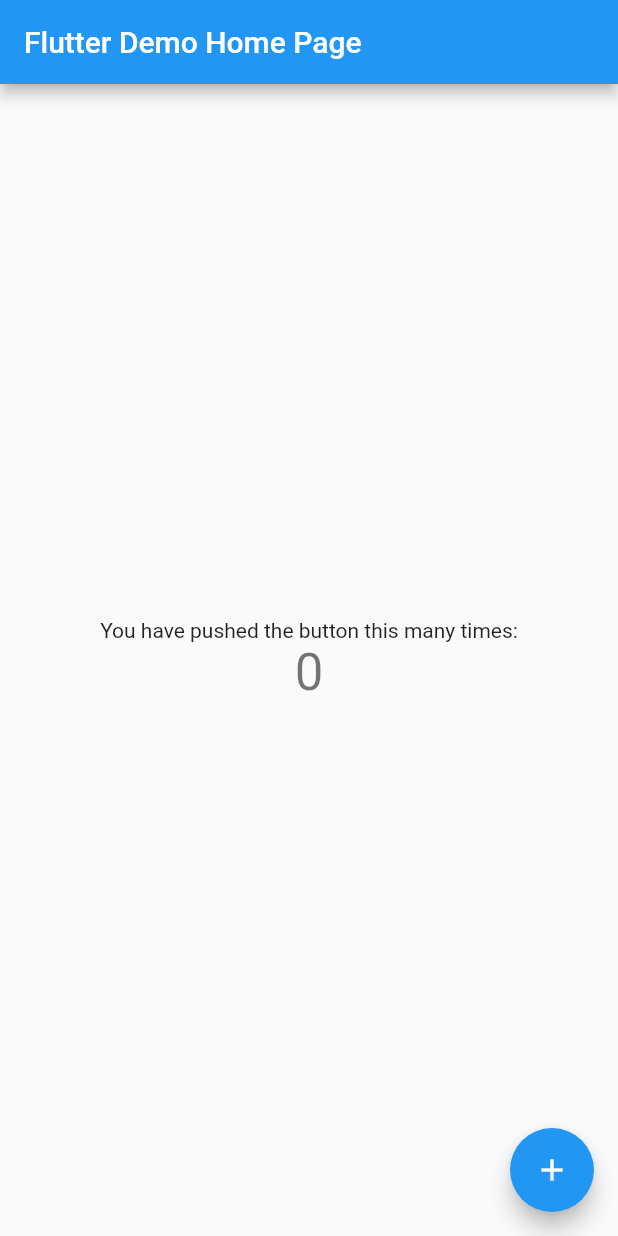
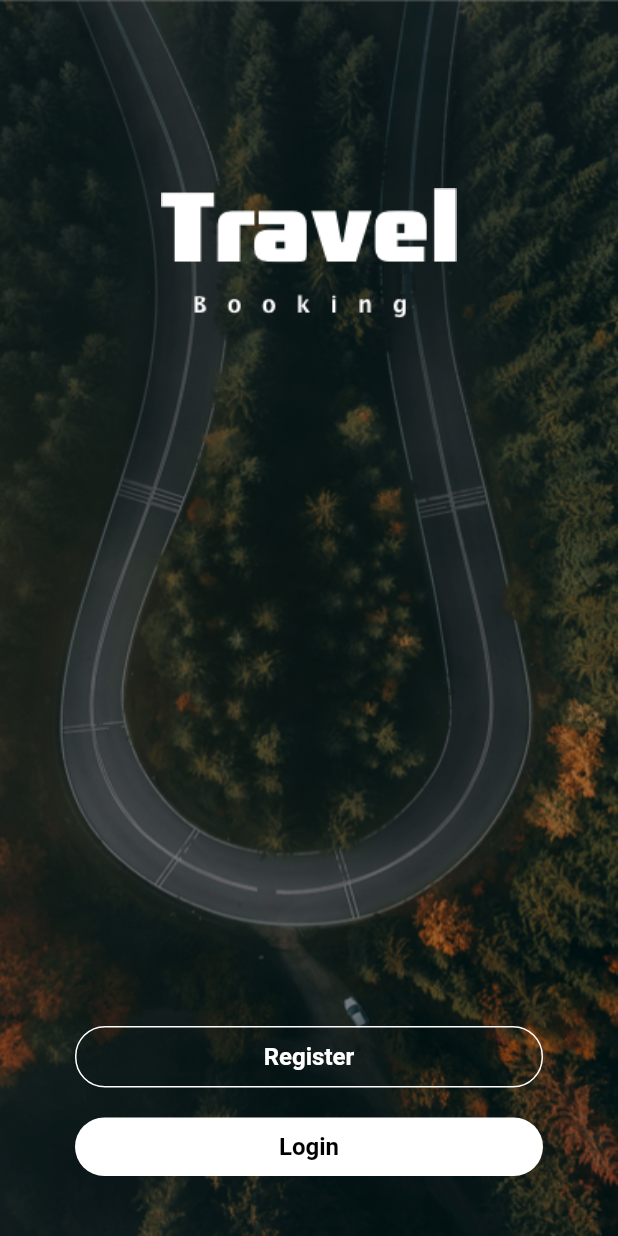
Before and after one commit to kavathiyatulsi/fluttercohort, a Flutter app: the screen it shows after launch, on a phone screen of 412 x 824 dp. Run offline on Flutter 3.47's test engine with Material 2 defaults, Android fonts, the phone set to English and light mode, and no system bars; Roboto replaces fonts that are missing (Poppins-SemiBold.ttf).

Commit message:
Create Splash,intro screen

```diff
--- a/lib/main.dart
+++ b/lib/main.dart
@@ -1,111 +1,17 @@
+import 'package:cohort_app/screen/splash_screen.dart';
+import 'package:cohort_app/theme/style.dart';
 import 'package:flutter/material.dart';
 
 void main() => runApp(MyApp());
 
 class MyApp extends StatelessWidget {
-  // This widget is the root of your application.
   @override
   Widget build(BuildContext context) {
     return MaterialApp(
+      debugShowCheckedModeBanner: false,
       title: 'Flutter Demo',
-      theme: ThemeData(
-        // This is the theme of your application.
-        //
-        // Try running your application with "flutter run". You'll see the
-        // application has a blue toolbar. Then, without quitting the app, try
-        // changing the primarySwatch below to Colors.green and then invoke
-        // "hot reload" (press "r" in the console where you ran "flutter run",
-        // or simply save your changes to "hot reload" in a Flutter IDE).
-        // Notice that the counter didn't reset back to zero; the application
-        // is not restarted.
-        primarySwatch: Colors.blue,
-      ),
-      home: MyHomePage(title: 'Flutter Demo Home Page'),
+      theme: themeData,
+      home: SplashScreen(),
     );
   }
 }
-
-class MyHomePage extends StatefulWidget {
-  MyHomePage({Key key, this.title}) : super(key: key);
-
-  // This widget is the home page of your application. It is stateful, meaning
-  // that it has a State object (defined below) that contains fields that affect
-  // how it looks.
-
-  // This class is the configuration for the state. It holds the values (in this
-  // case the title) provided by the parent (in this case the App widget) and
-  // used by the build method of the State. Fields in a Widget subclass are
-  // always marked "final".
-
-  final String title;
-
-  @override
-  _MyHomePageState createState() => _MyHomePageState();
-}
-
-class _MyHomePageState extends State<MyHomePage> {
-  int _counter = 0;
-
-  void _incrementCounter() {
-    setState(() {
-      // This call to setState tells the Flutter framework that something has
-      // changed in this State, which causes it to rerun the build method below
-      // so that the display can reflect the updated values. If we changed
-      // _counter without calling setState(), then the build method would not be
-      // called again, and so nothing would appear to happen.
-      _counter++;
-    });
-  }
-
-  @override
-  Widget build(BuildContext context) {
-    // This method is rerun every time setState is called, for instance as done
-    // by the _incrementCounter method above.
-    //
-    // The Flutter framework has been optimized to make rerunning build methods
-    // fast, so that you can just rebuild anything that needs updating rather
-    // than having to individually change instances of widgets.
-    return Scaffold(
-      appBar: AppBar(
-        // Here we take the value from the MyHomePage object that was created by
-        // the App.build method, and use it to set our appbar title.
-        title: Text(widget.title),
-      ),
-      body: Center(
-        // Center is a layout widget. It takes a single child and positions it
-        // in the middle of the parent.
-        child: Column(
-          // Column is also a layout widget. It takes a list of children and
-          // arranges them vertically. By default, it sizes itself to fit its
-          // children horizontally, and tries to be as tall as its parent.
-          //
-          // Invoke "debug painting" (press "p" in the console, choose the
-          // "Toggle Debug Paint" action from the Flutter Inspector in Android
-          // Studio, or the "Toggle Debug Paint" command in Visual Studio Code)
-          // to see the wireframe for each widget.
-          //
-          // Column has various properties to control how it sizes itself and
-          // how it positions its children. Here we use mainAxisAlignment to
-          // center the children vertically; the main axis here is the vertical
-          // axis because Columns are vertical (the cross axis would be
-          // horizontal).
-          mainAxisAlignment: MainAxisAlignment.center,
-          children: <Widget>[
-            Text(
-              'You have pushed the button this many times:',
-            ),
-            Text(
-              '$_counter',
-              style: Theme.of(context).textTheme.display1,
-            ),
-          ],
-        ),
-      ),
-      floatingActionButton: FloatingActionButton(
-        onPressed: _incrementCounter,
-        tooltip: 'Increment',
-        child: Icon(Icons.add),
-      ), // This trailing comma makes auto-formatting nicer for build methods.
-    );
-  }
-}
--- /dev/null
+++ b/lib/screen/intro_screen.dart
@@ -0,0 +1,68 @@
+import 'package:cohort_app/screen/login_screen.dart';
+import 'package:cohort_app/theme/color.dart';
+import 'package:cohort_app/theme/string.dart';
+import 'package:flutter/material.dart';
+
+class IntroScreen extends StatelessWidget {
+  @override
+  Widget build(BuildContext context) {
+    return Scaffold(
+      body: Stack(
+        children: <Widget>[
+          Container(
+            decoration: BoxDecoration(
+                image: new DecorationImage(
+                    image: new AssetImage(background), fit: BoxFit.fill)),
+          ),
+          Positioned(
+              right: 50.0,
+              left: 50.0,
+              top: 100.0,
+              child: Hero(
+                tag: background,
+                child: Image.asset(logo),
+              )),
+          Positioned(
+            bottom: 40.0,
+            right: 50.0,
+            left: 50.0,
+            child: Column(
+              children: <Widget>[
+                GestureDetector(
+                  onTap: () => Navigator.push(context,
+                      MaterialPageRoute(builder: (_) => LoginScreen())),
+                  child: Container(
+                    padding: EdgeInsets.all(10.0),
+                    alignment: Alignment.center,
+                    decoration: BoxDecoration(
+                        borderRadius: BorderRadius.circular(20.0),
+                        border: Border.all(width: 1.0, color: white)),
+                    child: Text(
+                      register,
+                      style:
+                          Theme.of(context).textTheme.body1.apply(color: white),
+                    ),
+                  ),
+                ),
+                SizedBox(
+                  height: 20.0,
+                ),
+                Container(
+                  padding: EdgeInsets.all(10.0),
+                  alignment: Alignment.center,
+                  decoration: BoxDecoration(
+                      borderRadius: BorderRadius.circular(20.0), color: white),
+                  child: Text(
+                    login,
+                    style:
+                        Theme.of(context).textTheme.body1.apply(color: black),
+                  ),
+                ),
+              ],
+            ),
+          )
+        ],
+      ),
+    );
+  }
+}
--- /dev/null
+++ b/lib/theme/color.dart
@@ -0,0 +1,7 @@
+import 'package:flutter/material.dart';
+
+Color white = Colors.white;
+Color black = Colors.black;
+Color red = Colors.red;
+Color gray = Colors.grey;
+Color blue =Color(0xFF494AFF);
--- /dev/null
+++ b/lib/theme/string.dart
@@ -0,0 +1,24 @@
+import 'package:flutter/material.dart';
+
+//images
+String background = 'assets/images/bg.png';
+String logo = 'assets/images/logo.png';
+String registerBackground = 'assets/images/register_bg.png';
+String loginBackground = 'assets/images/login_bg.png';
+
+//font
+String poppins = 'Poppins';
+String poppinsRegular = 'Poppins-Regular.ttf';
+String poppinsSemiBold = 'Poppins-SemiBold.ttf';
+String poppinsMedium = 'Poppins-Medium.ttf';
+
+//intro screen
+String register = 'Register';
+String login = 'Login';
+String welcome = 'Welcome';
+String singIn = 'Sign in to continue';
+String email = 'Email';
+String password = 'Password';
+String forgotPassword = 'Forgot password?';
+String donHaveAccount = 'Don\'t have an account?';
+String registerHere = 'Register here.';
--- /dev/null
+++ b/lib/theme/style.dart
@@ -0,0 +1,15 @@
+import 'package:cohort_app/theme/string.dart';
+import 'package:flutter/material.dart';
+
+import 'color.dart';
+
+ThemeData themeData = ThemeData(
+    primaryColor: black,
+    accentColor: white,
+    fontFamily: poppins,
+    textTheme: TextTheme(
+      body1:
+          TextStyle(fontSize: 16.0, color: white, fontFamily:poppinsSemiBold,fontWeight: FontWeight.w600),
+      body2:
+          TextStyle(fontSize: 16.0, color: white,fontFamily:poppinsMedium, fontWeight: FontWeight.w600),
+    ));
```
Also changed, not shown: lib/screen/splash_screen.dart (added, +42 -0 lines), lib/widget/raised_gradient_button.dart (added, +79 -0 lines), pubspec.yaml (+7 -4 lines), assets/images/bg.png (added), assets/images/login_bg.png (added), assets/images/logo.png (added), assets/images/register_bg.png (added), fonts/Poppins-Medium.ttf (added), fonts/Poppins-Regular.ttf (added), fonts/Poppins-SemiBold.ttf (added), 1 other file.
